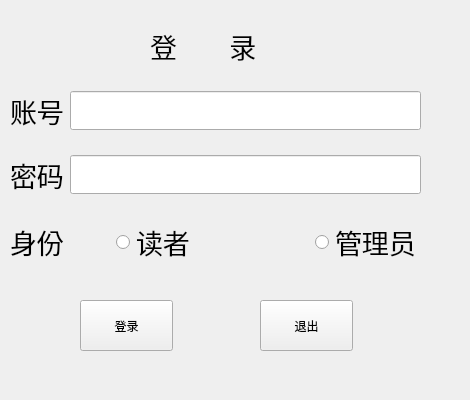
Old version of the form widget.ui in the repository summerwunder/LibraryManagement.
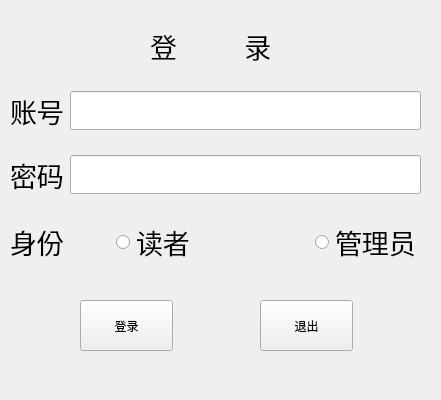
New version of the form.

```diff
--- a/widget.ui
+++ b/widget.ui
@@ -6,7 +6,7 @@
    <rect>
     <x>0</x>
     <y>0</y>
-    <width>470</width>
+    <width>441</width>
     <height>400</height>
    </rect>
   </property>
@@ -44,7 +44,7 @@
     <rect>
      <x>150</x>
      <y>0</y>
-     <width>191</width>
+     <width>241</width>
      <height>91</height>
     </rect>
    </property>
@@ -54,7 +54,7 @@
     </font>
    </property>
    <property name="text">
-    <string>登       录</string>
+    <string>登         录</string>
    </property>
   </widget>
   <widget class="QWidget" name="layoutWidget">
```
